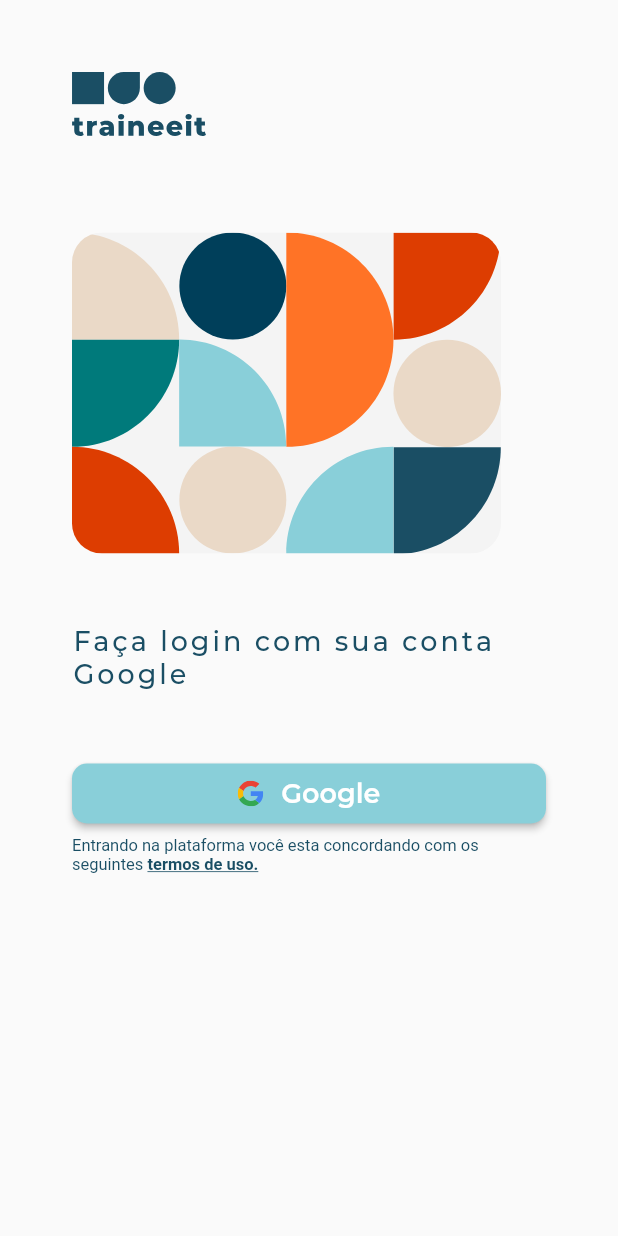
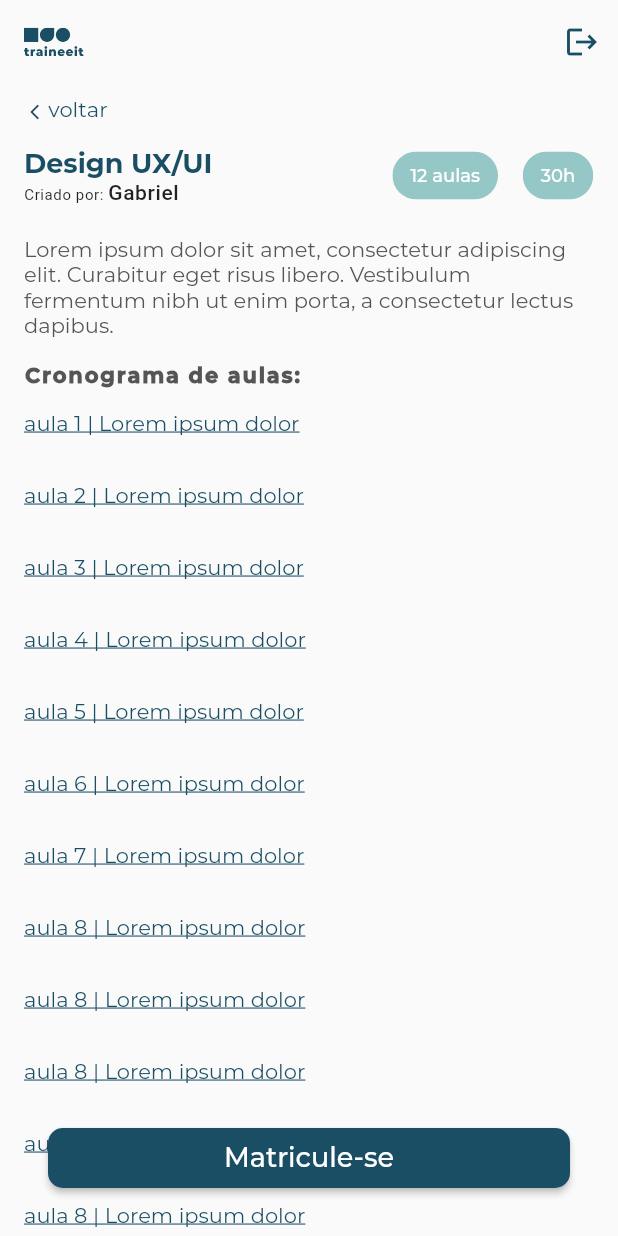
Before and after one commit to gabriel-Oak/traineeit, a Flutter app: the screen it shows after launch, on a phone screen of 412 x 824 dp. Run offline on Flutter 3.47's test engine with Material 2 defaults, Android fonts, the phone set to English and light mode, and no system bars; our stand-ins replace bloc, dio, equatable, flutter_bloc, flutter_svg, google_sign_in and 2 more.

Commit message:
Selecionar detalhes

```diff
--- /dev/null
+++ b/lib/components/back_button.dart
@@ -0,0 +1,29 @@
+import 'package:flutter/material.dart';
+
+class ArrowBackButton extends StatelessWidget {
+  @override
+  Widget build(BuildContext context) {
+    return InkWell(
+      onTap: () => Navigator.pop(context),
+      child: Padding(
+        padding: const EdgeInsets.symmetric(vertical: 8.0),
+        child: Row(
+          mainAxisAlignment: MainAxisAlignment.start,
+          children: [
+            Container(
+                width: 60,
+                child: Row(
+                    mainAxisAlignment: MainAxisAlignment.center,
+                    crossAxisAlignment: CrossAxisAlignment.center,
+                    children: [
+                      Icon(Icons.arrow_back_ios, size: 12, color: Theme.of(context).primaryColor),
+                      Padding(
+                          padding: const EdgeInsets.only(bottom: 4.0),
+                          child: Text('voltar', style: TextStyle(fontSize: 14, color: Theme.of(context).primaryColor)))
+                    ])),
+          ],
+        ),
+      ),
+    );
+  }
+}
--- a/lib/main.dart
+++ b/lib/main.dart
@@ -1,5 +1,5 @@
 import 'package:flutter/material.dart';
-import 'package:traineeit/pages/login/login_page.dart';
+import 'package:traineeit/pages/course_detail/course_detail_page.dart';
 import 'package:traineeit/theme.dart';
 
 void main() {
@@ -12,7 +12,7 @@ class MyApp extends StatelessWidget {
     return MaterialApp(
       title: 'Trainee It',
       theme: theme,
-      home: LoginPage(),
+      home: CourseDetailPage(),
     );
   }
 }
--- /dev/null
+++ b/lib/pages/course_detail/course_detail_content.dart
@@ -0,0 +1,58 @@
+import 'package:flutter/material.dart';
+import 'package:traineeit/components/back_button.dart';
+import 'package:traineeit/pages/course_detail/widget/class.dart';
+import 'package:traineeit/pages/course_detail/widget/enroll_button.dart';
+import 'package:traineeit/pages/course_detail/widget/header_course.dart';
+
+class CourseDetailContent extends StatelessWidget {
+  @override
+  Widget build(BuildContext context) {
+    return Stack(
+      children: [
+        SingleChildScrollView(
+          padding:
+              const EdgeInsets.only(bottom: 80, left: 16, right: 16, top: 0),
+          child: Column(
+            children: [
+              ArrowBackButton(),
+              CourseDetail(),
+              Padding(
+                  padding: const EdgeInsets.symmetric(vertical: 16.0),
+                  child: Text(
+                      'Lorem ipsum dolor sit amet, consectetur adipiscing elit. Curabitur eget risus libero. Vestibulum fermentum nibh ut enim porta, a consectetur lectus dapibus.',
+                      style:
+                          TextStyle(color: Color(0xff555555), fontSize: 14))),
+              Row(
+                mainAxisAlignment: MainAxisAlignment.start,
+                children: [
+                  Text(
+                    'Cronograma de aulas:',
+                    style: TextStyle(
+                        color: Color(0xff555555),
+                        fontSize: 14,
+                        fontWeight: FontWeight.w900,
+                        letterSpacing: 1.2),
+                  ),
+                ],
+              ),
+              ClassItem(text: 'aula 1 | Lorem ipsum dolor'),
+              ClassItem(text: 'aula 2 | Lorem ipsum dolor'),
+              ClassItem(text: 'aula 3 | Lorem ipsum dolor'),
+              ClassItem(text: 'aula 4 | Lorem ipsum dolor'),
+              ClassItem(text: 'aula 5 | Lorem ipsum dolor'),
+              ClassItem(text: 'aula 6 | Lorem ipsum dolor'),
+              ClassItem(text: 'aula 7 | Lorem ipsum dolor'),
+              ClassItem(text: 'aula 8 | Lorem ipsum dolor'),
+              ClassItem(text: 'aula 8 | Lorem ipsum dolor'),
+              ClassItem(text: 'aula 8 | Lorem ipsum dolor'),
+              ClassItem(text: 'aula 8 | Lorem ipsum dolor'),
+              ClassItem(text: 'aula 8 | Lorem ipsum dolor'),
+              ClassItem(text: 'aula 8 | Lorem ipsum dolor'),
+            ],
+          ),
+        ),
+        EnrollButton(),
+      ],
+    );
+  }
+}
--- /dev/null
+++ b/lib/pages/course_detail/course_detail_page.dart
@@ -0,0 +1,26 @@
+import 'package:flutter/material.dart';
+import 'package:flutter_svg/svg.dart';
+
+import 'package:traineeit/pages/course_detail/course_detail_content.dart';
+
+class CourseDetailPage extends StatelessWidget {
+  @override
+  Widget build(BuildContext context) {
+    return Scaffold(
+      appBar: AppBar(
+        leading: Container(
+          padding: EdgeInsets.only(left: 16),
+          child: SvgPicture.asset('assets/images/logo.svg',
+              semanticsLabel: 'Acme Logo'),
+        ),
+        actions: [
+          IconButton(
+            icon: Icon(Icons.logout),
+            onPressed: () {},
+          ),
+        ],
+      ),
+      body: CourseDetailContent(),
+    );
+  }
+}
--- /dev/null
+++ b/lib/pages/course_detail/widget/class.dart
@@ -0,0 +1,26 @@
+import 'package:flutter/material.dart';
+
+class ClassItem extends StatelessWidget {
+  final String text;
+
+  ClassItem({
+    @required this.text,
+  });
+
+  @override
+  Widget build(BuildContext context) {
+    return Container(
+        width: double.infinity,
+        height: 48,
+        child: Column(
+          crossAxisAlignment: CrossAxisAlignment.start,
+          mainAxisAlignment: MainAxisAlignment.center,
+          children: [
+            Text(text,
+                style: TextStyle(
+                    color: Theme.of(context).primaryColor,
+                    decoration: TextDecoration.underline)),
+          ],
+        ));
+  }
+}
--- /dev/null
+++ b/lib/pages/course_detail/widget/enroll_button.dart
@@ -0,0 +1,35 @@
+import 'package:flutter/material.dart';
+
+class EnrollButton extends StatelessWidget {
+
+  @override
+  Widget build(BuildContext context) {
+    return Align(
+      alignment: Alignment.bottomCenter,
+      child: Padding(
+        padding: const EdgeInsets.all(32.0),
+        child: SizedBox(
+          width: double.infinity,
+          height: 40,
+          child: RaisedButton(
+            onPressed: false
+                ? null
+                : () {},
+            shape: RoundedRectangleBorder(
+              borderRadius: BorderRadius.circular(10.0),
+            ),
+            color: Theme.of(context).primaryColor,
+            child: Text(
+              'Matricule-se',
+              style: TextStyle(
+                fontSize: 18,
+                color: Colors.white,
+                fontWeight: FontWeight.w500,
+              ),
+            ),
+          ),
+        ),
+      ),
+    );
+  }
+}
--- /dev/null
+++ b/lib/pages/course_detail/widget/header_course.dart
@@ -0,0 +1,54 @@
+import 'package:flutter/material.dart';
+
+class CourseDetail extends StatelessWidget {
+  @override
+  Widget build(BuildContext context) {
+    return Row(
+      mainAxisAlignment: MainAxisAlignment.spaceBetween,
+      children: [
+        Column(
+            mainAxisAlignment: MainAxisAlignment.start,
+            crossAxisAlignment: CrossAxisAlignment.start,
+            children: [
+              Text(
+                'Design UX/UI',
+                style: TextStyle(
+                    fontSize: 18,
+                    fontWeight: FontWeight.w700,
+                    color: Theme.of(context).primaryColor),
+              ),
+              Text.rich(TextSpan(text: 'Criado por: ',
+                  style: TextStyle(
+                    fontSize: 10,
+                    letterSpacing: .4
+                  ),
+                  children: [
+                TextSpan(text: 'Gabriel', style: TextStyle(
+                  fontSize: 14,
+                  fontWeight: FontWeight.w500
+                )),
+              ]))
+            ]),
+        Row(
+          children: [
+            Chip(
+                backgroundColor: Color.fromRGBO(0, 122, 123, 0.4),
+                label: Text('12 aulas',
+                    style: TextStyle(
+                        fontSize: 12,
+                        color: Colors.white,
+                        fontWeight: FontWeight.w500))),
+            SizedBox(width: 16),
+            Chip(
+                backgroundColor: Color.fromRGBO(0, 122, 123, 0.4),
+                label: Text('30h',
+                    style: TextStyle(
+                        fontSize: 12,
+                        color: Colors.white,
+                        fontWeight: FontWeight.w500))),
+          ],
+        )
+      ],
+    );
+  }
+}
--- a/pubspec.yaml
+++ b/pubspec.yaml
@@ -37,3 +37,5 @@ flutter:
           weight: 700
         - asset: assets/fonts/Montserrat-Medium.ttf
           weight: 500
+        - asset: assets/fonts/Montserrat-Bold.ttf
+          weight: 900
```
Also changed, not shown: assets/fonts/Montserrat-Bold.ttf (added).
